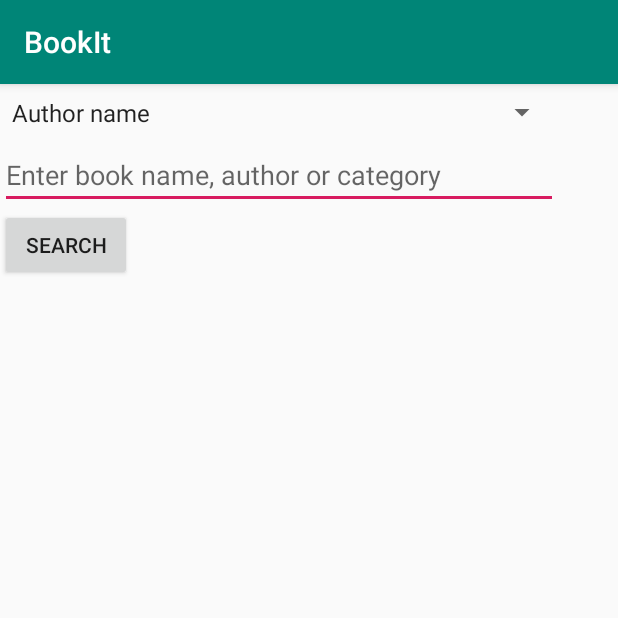
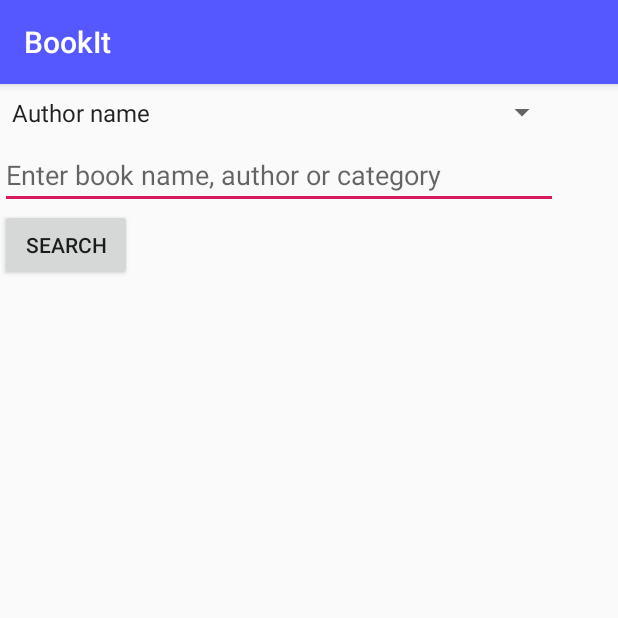
Before and after one commit to ProfSJonalista/BookIt, an Android app: the MainActivity screen opened directly, with no data from a screen before it, on a phone screen of 412 x 824 dp, the top half of it. Run offline under Robolectric (Android 15) with nearby library versions, the light colour scheme and no system bars.

Commit message:
Changed main color

```diff
--- a/app/src/main/res/values/colors.xml
+++ b/app/src/main/res/values/colors.xml
@@ -1,6 +1,6 @@
 <?xml version="1.0" encoding="utf-8"?>
 <resources>
-    <color name="colorPrimary">#008577</color>
+    <color name="colorPrimary">#5557FF</color>
     <color name="colorPrimaryDark">#00574B</color>
     <color name="colorAccent">#d81b60</color>
     <color name="BgColor">#00687d</color>
```
